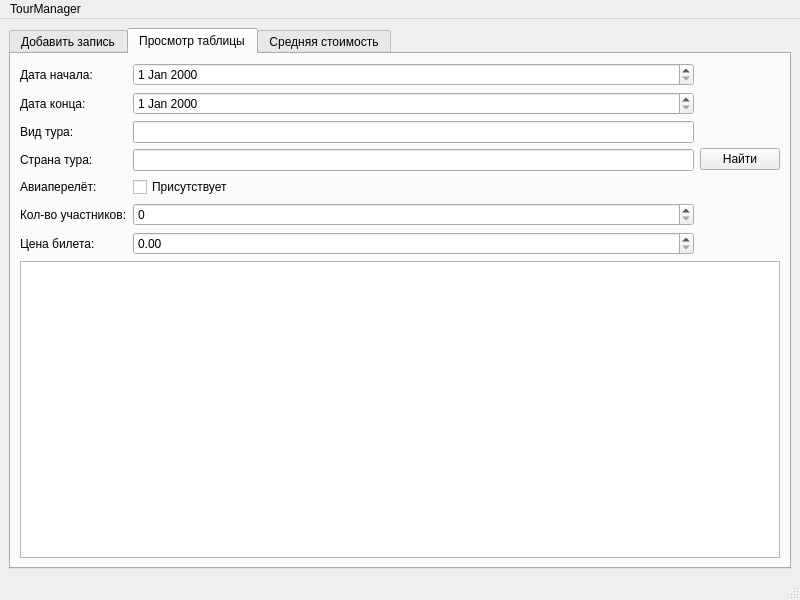
The window that forms/MainWindow.ui (gleb-gerasimov/secure-tourism-db-system) describes before a commit, drawn with Qt 5.
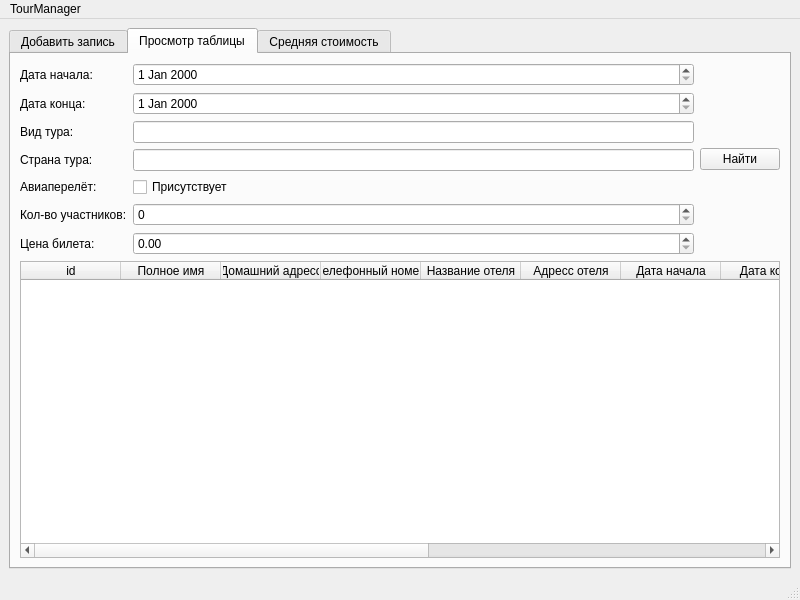
The same window after the commit. The open tabs and pages were chosen to show the change.

Commit message: Add feedback at MainWindow.ui

Diff of the .ui file:
```diff
--- a/forms/MainWindow.ui
+++ b/forms/MainWindow.ui
@@ -263,7 +263,76 @@
            </layout>
           </item>
           <item>
-           <widget class="QTableWidget" name="tableTableWidget"/>
+           <widget class="QTableWidget" name="tableTableWidget">
+            <property name="columnCount">
+             <number>13</number>
+            </property>
+            <column>
+             <property name="text">
+              <string>id</string>
+             </property>
+            </column>
+            <column>
+             <property name="text">
+              <string>Полное имя</string>
+             </property>
+            </column>
+            <column>
+             <property name="text">
+              <string>Домашний адресс</string>
+             </property>
+            </column>
+            <column>
+             <property name="text">
+              <string>Телефонный номер</string>
+             </property>
+            </column>
+            <column>
+             <property name="text">
+              <string>Название отеля</string>
+             </property>
+            </column>
+            <column>
+             <property name="text">
+              <string>Адресс отеля</string>
+             </property>
+            </column>
+            <column>
+             <property name="text">
+              <string>Дата начала</string>
+             </property>
+            </column>
+            <column>
+             <property name="text">
+              <string>Дата конца</string>
+             </property>
+            </column>
+            <column>
+             <property name="text">
+              <string>Вид</string>
+             </property>
+            </column>
+            <column>
+             <property name="text">
+              <string>Страна</string>
+             </property>
+            </column>
+            <column>
+             <property name="text">
+              <string>Авиаперелёт</string>
+             </property>
+            </column>
+            <column>
+             <property name="text">
+              <string>Кол-во участников</string>
+             </property>
+            </column>
+            <column>
+             <property name="text">
+              <string>Цена билета</string>
+             </property>
+            </column>
+           </widget>
           </item>
          </layout>
         </item>
```
Left out of the diff: 2 changed lines with no effect on the pictures.
